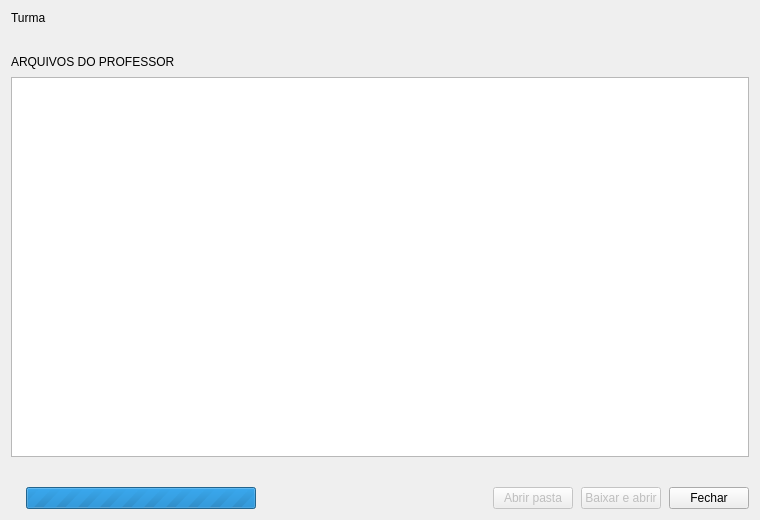
Before: the Qt Designer form src/ui/forms/JanelaTurma.ui in matheus-fsc/Sigaa-Desktop-Viewer, drawn with Qt 5.
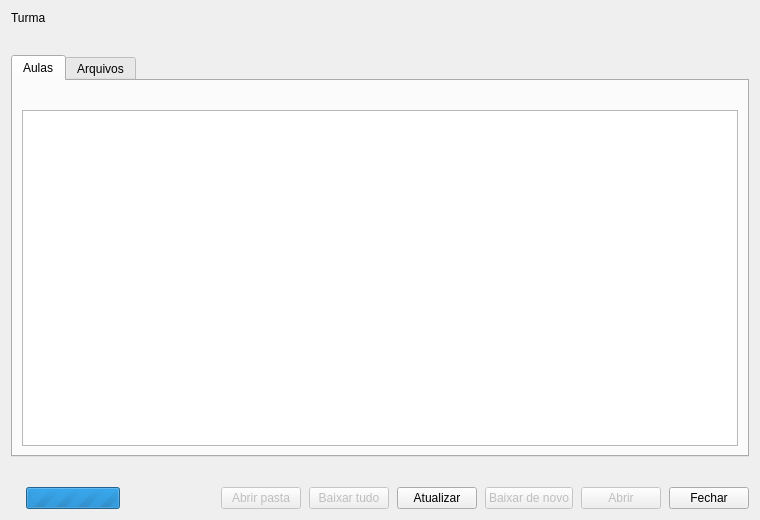
After: the same form once the commit is applied.

Patch:
```diff
--- a/src/ui/forms/JanelaTurma.ui
+++ b/src/ui/forms/JanelaTurma.ui
@@ -44,15 +44,54 @@
     </widget>
    </item>
    <item>
+    <widget class="QTabWidget" name="abas">
+     <property name="currentIndex">
+      <number>0</number>
+     </property>
+     <widget class="QWidget" name="abaAulas">
+      <attribute name="title">
+       <string>Aulas</string>
+      </attribute>
+      <layout class="QVBoxLayout" name="layoutAulas">
+       <item>
     <widget class="QLabel" name="rotuloSecao">
      <property name="classe" stdset="0">
       <string>cartaoTitulo</string>
      </property>
      <property name="text">
-      <string>ARQUIVOS DO PROFESSOR</string>
-     </property>
-    </widget>
-   </item>
+          <string/>
+         </property>
+         <property name="wordWrap">
+          <bool>true</bool>
+         </property>
+        </widget>
+       </item>
+       <item>
+        <widget class="QTreeView" name="arvoreAulas">
+         <property name="alternatingRowColors">
+          <bool>true</bool>
+         </property>
+         <property name="selectionBehavior">
+          <enum>QAbstractItemView::SelectRows</enum>
+         </property>
+         <property name="selectionMode">
+          <enum>QAbstractItemView::ExtendedSelection</enum>
+         </property>
+         <property name="uniformRowHeights">
+          <bool>true</bool>
+         </property>
+         <attribute name="headerStretchLastSection">
+          <bool>false</bool>
+         </attribute>
+        </widget>
+       </item>
+      </layout>
+     </widget>
+     <widget class="QWidget" name="abaArquivos">
+      <attribute name="title">
+       <string>Arquivos</string>
+      </attribute>
+      <layout class="QVBoxLayout" name="layoutArquivos">
    <item>
     <widget class="QTableView" name="tvArquivos">
      <property name="alternatingRowColors">
@@ -81,6 +120,10 @@
      </attribute>
     </widget>
    </item>
+      </layout>
+     </widget>
+    </widget>
+   </item>
    <item>
     <widget class="QLabel" name="rotuloOutrasAbas">
      <property name="classe" stdset="0">
@@ -152,7 +195,43 @@
       </widget>
      </item>
      <item>
-      <widget class="QPushButton" name="botaoBaixar">
+      <widget class="QPushButton" name="botaoBaixarTudo">
+       <property name="enabled">
+        <bool>false</bool>
+       </property>
+       <property name="text">
+        <string>Baixar tudo</string>
+       </property>
+       <property name="toolTip">
+        <string>Baixa todos os arquivos desta turma para Documentos/SIGAA e deixa tudo disponível offline. O que já está no disco não é baixado de novo.</string>
+       </property>
+      </widget>
+     </item>
+     <item>
+      <widget class="QPushButton" name="botaoAtualizar">
+       <property name="text">
+        <string>Atualizar</string>
+       </property>
+       <property name="toolTip">
+        <string>Relê esta turma no SIGAA agora. A tela já mostra o que a última sincronização guardou — isto só é preciso se o professor acabou de publicar algo.</string>
+       </property>
+      </widget>
+     </item>
+     <item>
+      <widget class="QPushButton" name="botaoRebaixar">
+       <property name="enabled">
+        <bool>false</bool>
+       </property>
+       <property name="text">
+        <string>Baixar de novo</string>
+       </property>
+       <property name="toolTip">
+        <string>Busca o arquivo no SIGAA outra vez, mesmo que já esteja no seu computador. Use se desconfiar que o professor trocou o conteúdo.</string>
+       </property>
+      </widget>
+     </item>
+     <item>
+      <widget class="QPushButton" name="botaoAbrir">
        <property name="enabled">
         <bool>false</bool>
        </property>
@@ -160,7 +239,7 @@
         <bool>true</bool>
        </property>
        <property name="text">
-        <string>Baixar e abrir</string>
+        <string>Abrir</string>
        </property>
        <property name="toolTip">
         <string>Baixa os arquivos selecionados e abre o primeiro no leitor padrão.</string>
```
Left out of the diff: 4 changed lines with no effect on the pictures. Lines whose indentation alone changed are shown as unchanged.
